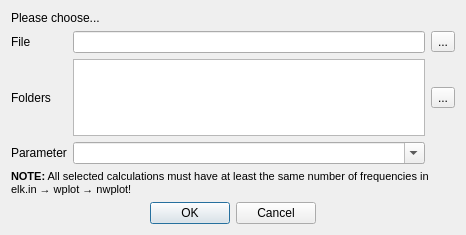
Above: elkoa/gui/BatchLoad.ui from PandaScience/ElkOpticsAnalyzer before the change. Below: the same form after it.
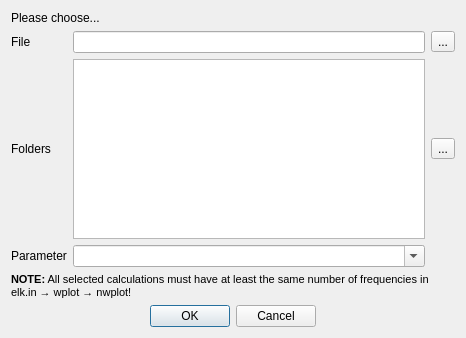
That is the form after the change.

What changed in the file:
```diff
--- a/elkoa/gui/BatchLoad.ui
+++ b/elkoa/gui/BatchLoad.ui
@@ -24,7 +24,7 @@
     <x>0</x>
     <y>0</y>
     <width>466</width>
-    <height>235</height>
+    <height>338</height>
    </rect>
   </property>
   <property name="windowTitle">
```
